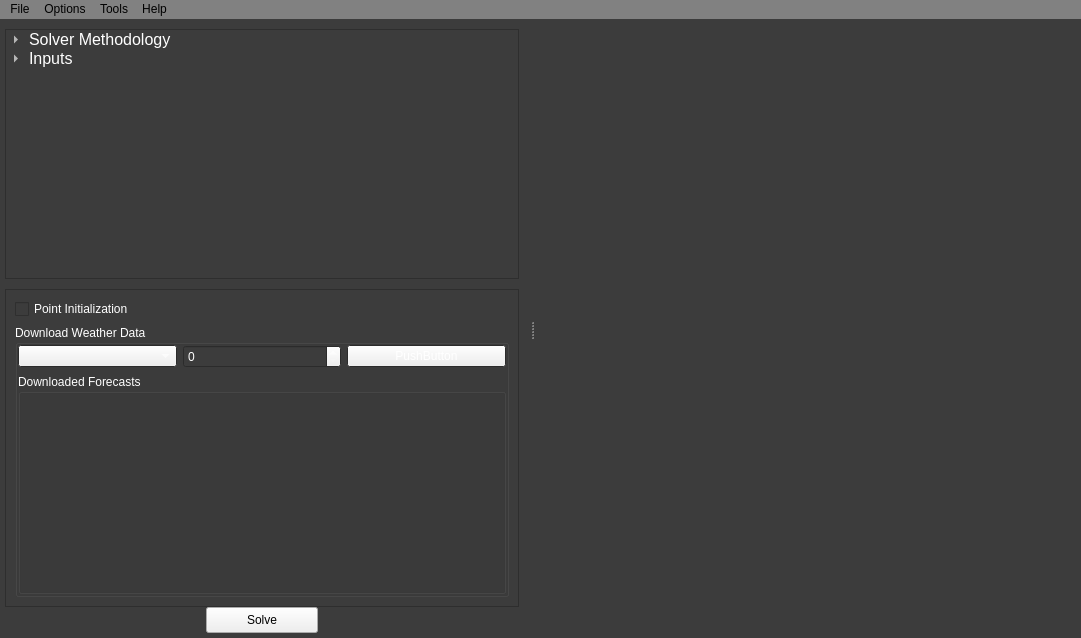
This is src/gui/qt6/mainwindow.ui in firelab/windninja as Qt 5 draws it before an edit. The edited form follows.
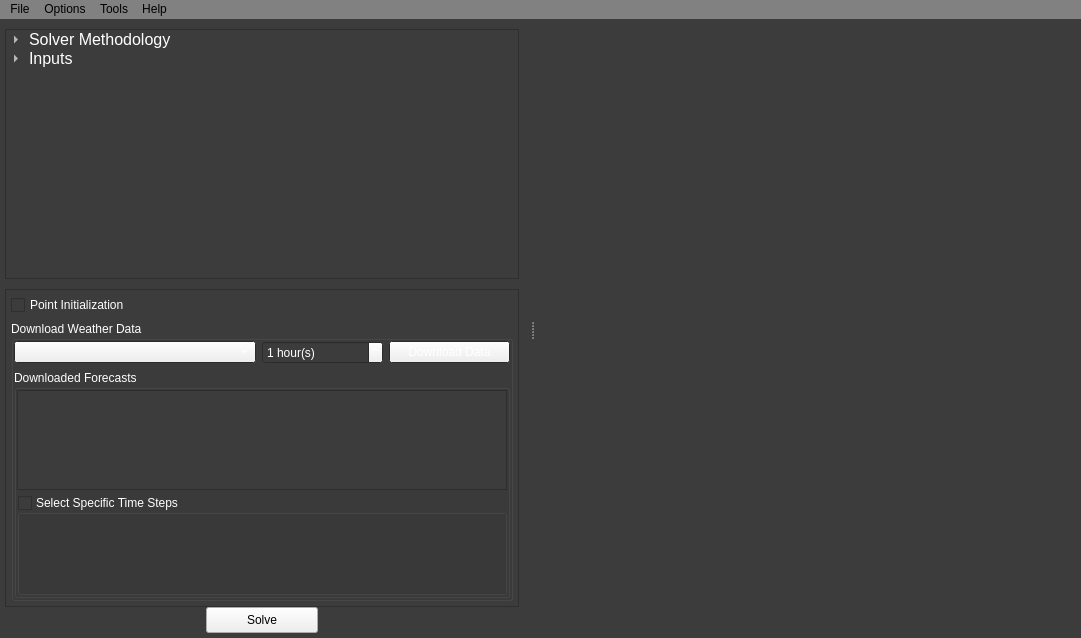
This is the edited form. The open tabs and pages were chosen to show the change.

What changed in the file:
```diff
--- a/src/gui/qt6/mainwindow.ui
+++ b/src/gui/qt6/mainwindow.ui
@@ -2268,6 +2268,18 @@
           </widget>
           <widget class="QWidget" name="weatherModelPage">
            <layout class="QVBoxLayout" name="verticalLayout_24">
+            <property name="leftMargin">
+             <number>5</number>
+            </property>
+            <property name="topMargin">
+             <number>5</number>
+            </property>
+            <property name="rightMargin">
+             <number>5</number>
+            </property>
+            <property name="bottomMargin">
+             <number>5</number>
+            </property>
             <item>
              <widget class="QCheckBox" name="usePointInit_2">
               <property name="sizePolicy">
@@ -2301,7 +2313,10 @@
               <property name="title">
                <string>Download Weather Data</string>
               </property>
-              <layout class="QVBoxLayout" name="verticalLayout_25">
+              <property name="checkable">
+               <bool>false</bool>
+              </property>
+              <layout class="QVBoxLayout" name="verticalLayout_25" stretch="1,5">
                <property name="leftMargin">
                 <number>0</number>
                </property>
@@ -2315,27 +2330,87 @@
                 <number>0</number>
                </property>
                <item>
-                <layout class="QHBoxLayout" name="horizontalLayout_8">
+                <layout class="QHBoxLayout" name="horizontalLayout_8" stretch="2,1,1">
                  <item>
-                  <widget class="QComboBox" name="comboBox_9"/>
+                  <widget class="QComboBox" name="comboBox_9">
+                   <property name="cursor">
+                    <cursorShape>PointingHandCursor</cursorShape>
+                   </property>
+                  </widget>
                  </item>
                  <item>
-                  <widget class="QSpinBox" name="spinBox_65"/>
+                  <widget class="QSpinBox" name="spinBox_65">
+                   <property name="cursor">
+                    <cursorShape>PointingHandCursor</cursorShape>
+                   </property>
+                   <property name="buttonSymbols">
+                    <enum>QAbstractSpinBox::ButtonSymbols::UpDownArrows</enum>
+                   </property>
+                   <property name="specialValueText">
+                    <string/>
+                   </property>
+                   <property name="suffix">
+                    <string> hour(s)</string>
+                   </property>
+                   <property name="minimum">
+                    <number>1</number>
+                   </property>
+                  </widget>
                  </item>
                  <item>
                   <widget class="QPushButton" name="pushButton_2">
                    <property name="text">
-                    <string>PushButton</string>
+                    <string>Download Data</string>
                    </property>
                   </widget>
                  </item>
                 </layout>
                </item>
                <item>
-                <widget class="QGroupBox" name="groupBox_5">
+                <widget class="QGroupBox" name="downloadedForecastGroup">
                  <property name="title">
                   <string>Downloaded Forecasts</string>
                  </property>
+                 <layout class="QVBoxLayout" name="verticalLayout" stretch="1,1">
+                  <property name="spacing">
+                   <number>5</number>
+                  </property>
+                  <property name="leftMargin">
+                   <number>0</number>
+                  </property>
+                  <property name="topMargin">
+                   <number>0</number>
+                  </property>
+                  <property name="rightMargin">
+                   <number>0</number>
+                  </property>
+                  <property name="bottomMargin">
+                   <number>0</number>
+                  </property>
+                  <item>
+                   <widget class="QTreeView" name="forecastDownloads">
+                    <property name="sortingEnabled">
+                     <bool>true</bool>
+                    </property>
+                   </widget>
+                  </item>
+                  <item>
+                   <widget class="QGroupBox" name="groupBox_5">
+                    <property name="cursor">
+                     <cursorShape>PointingHandCursor</cursorShape>
+                    </property>
+                    <property name="title">
+                     <string>Select Specific Time Steps</string>
+                    </property>
+                    <property name="checkable">
+                     <bool>true</bool>
+                    </property>
+                    <property name="checked">
+                     <bool>false</bool>
+                    </property>
+                   </widget>
+                  </item>
+                 </layout>
                 </widget>
                </item>
               </layout>
```
Left out of the diff: 86 changed lines with no effect on the pictures.
